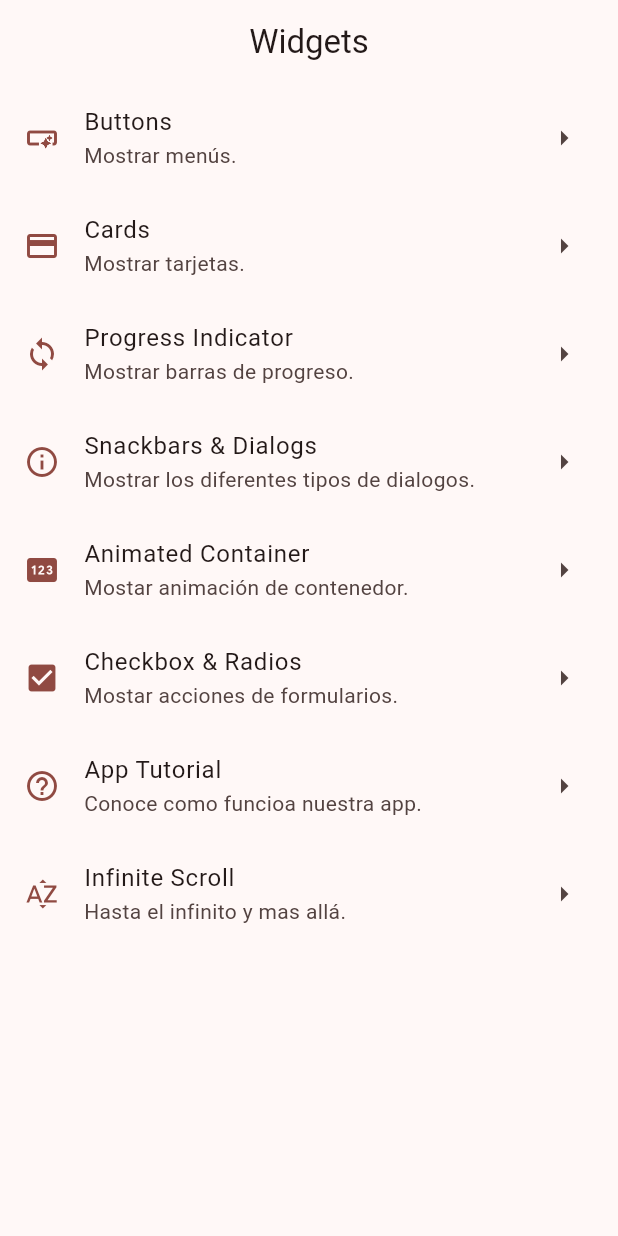
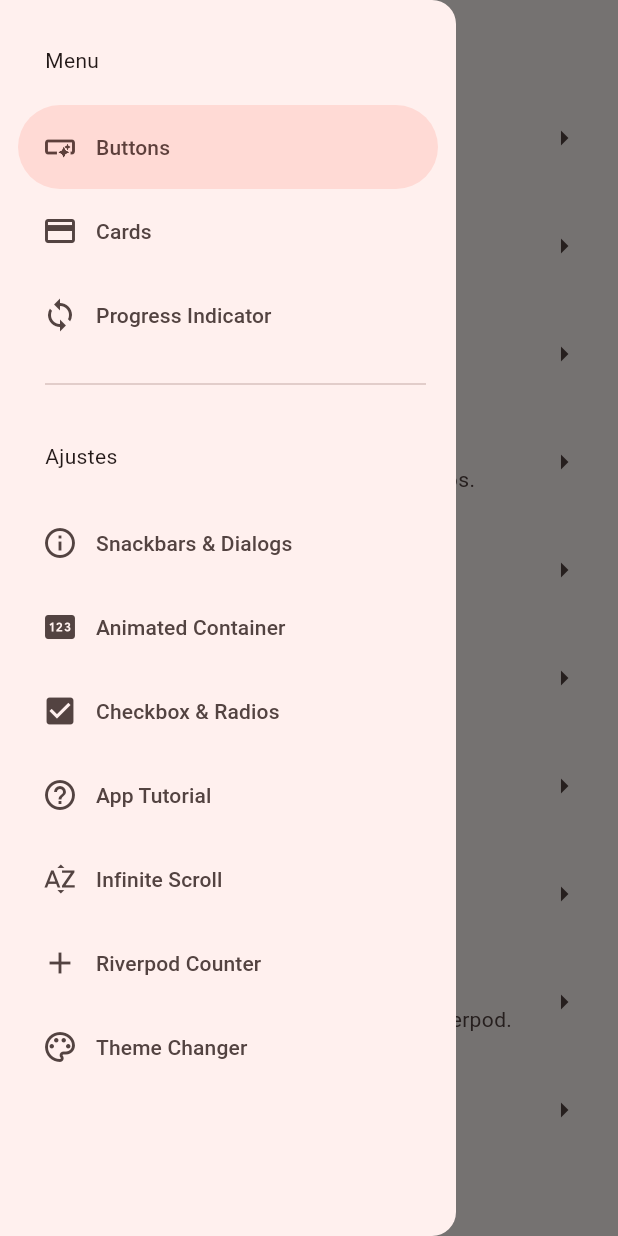
Before and after one commit to jestebanrods/edu-flutter, a Flutter app: the screen it shows after launch, with the side drawer open (before the commit the screen has no drawer), on a phone screen of 412 x 824 dp. Run offline on Flutter 3.47's test engine with Material 2 defaults, Android fonts, the phone set to English and light mode, and no system bars; our stand-ins replace animate_do, dio, flutter_riverpod, go_router, video_player.

Commit message:
feat: adds new feature into widget app

```diff
--- a/flutter/widgets/lib/configs/router.dart
+++ b/flutter/widgets/lib/configs/router.dart
@@ -4,10 +4,12 @@ import 'package:widgets/presentation/screens/app_tutorial.dart';
 import 'package:widgets/presentation/screens/buttons_screen.dart';
 import 'package:widgets/presentation/screens/cards_screen.dart';
 import 'package:widgets/presentation/screens/checkbox_screen.dart';
+import 'package:widgets/presentation/screens/counter_screen.dart';
 import 'package:widgets/presentation/screens/dialogs_screen.dart';
 import 'package:widgets/presentation/screens/home_screen.dart';
 import 'package:widgets/presentation/screens/infinite_scroll_screen.dart';
 import 'package:widgets/presentation/screens/progress_screen.dart';
+import 'package:widgets/presentation/screens/theme_changer_screen.dart';
 
 // GoRouter configuration
 final router = GoRouter(
@@ -57,5 +59,13 @@ final router = GoRouter(
       path: '/infinite',
       builder: (context, state) => const InfiniteScrollScreen(),
     ),
+    GoRoute(
+      path: '/counter',
+      builder: (context, state) => const CounterScreen(),
+    ),
+    GoRoute(
+      path: '/themes',
+      builder: (context, state) => const ThemeChangerScreen(),
+    ),
   ],
 );
--- a/flutter/widgets/lib/main.dart
+++ b/flutter/widgets/lib/main.dart
@@ -1,19 +1,28 @@
 import 'package:flutter/material.dart';
+import 'package:flutter_riverpod/flutter_riverpod.dart';
 import 'package:widgets/configs/router.dart';
+import 'package:widgets/presentation/providers/themes_provider.dart';
+import 'package:widgets/theme/theme.dart';
 
 void main() {
-  runApp(const MainApp());
+  runApp(const ProviderScope(
+    child: MainApp(),
+  ));
 }
 
-class MainApp extends StatelessWidget {
+class MainApp extends ConsumerWidget {
   const MainApp({super.key});
 
   @override
-  Widget build(BuildContext context) {
+  Widget build(BuildContext context, WidgetRef ref) {
+    // final isDarkmode = ref.watch(isDarkModeProvider);
+    // final colorTheme = ref.watch(colorThemeProvider);
+    final AppTheme appTheme = ref.watch(themeNotifierProvider);
+
     return MaterialApp.router(
       title: 'Widgets',
       routerConfig: router,
-      theme: ThemeData(useMaterial3: true, colorSchemeSeed: Colors.red),
+      theme: appTheme.getThemeData(),
       // home: const HomeScreen(),
     );
   }
--- a/flutter/widgets/lib/menu_item.dart
+++ b/flutter/widgets/lib/menu_item.dart
@@ -63,4 +63,16 @@ const menuItems = <MenuItem>[
     link: "/infinite",
     icon: Icons.sort_by_alpha_outlined,
   ),
+  MenuItem(
+    title: "Riverpod Counter",
+    subtitle: "Probando el manejador de estados riverpod.",
+    link: "/counter",
+    icon: Icons.add,
+  ),
+  MenuItem(
+    title: "Theme Changer",
+    subtitle: "Cambiar el tema de la aplicación.",
+    link: "/themes",
+    icon: Icons.color_lens_outlined,
+  ),
 ];
--- /dev/null
+++ b/flutter/widgets/lib/presentation/providers/counter_provider.dart
@@ -0,0 +1,3 @@
+import 'package:flutter_riverpod/flutter_riverpod.dart';
+
+final counterProvider = StateProvider<int>((ref) => 5);
--- a/flutter/widgets/lib/presentation/screens/home_screen.dart
+++ b/flutter/widgets/lib/presentation/screens/home_screen.dart
@@ -1,6 +1,7 @@
 import 'package:flutter/material.dart';
 import 'package:go_router/go_router.dart';
 import 'package:widgets/menu_item.dart';
+import 'package:widgets/presentation/widgets/drawer.dart';
 
 class HomeScreen extends StatelessWidget {
   static String name = 'home';
@@ -9,7 +10,10 @@ class HomeScreen extends StatelessWidget {
 
   @override
   Widget build(BuildContext context) {
+    final scaffoldKey = GlobalKey<ScaffoldState>();
+
     return Scaffold(
+      key: scaffoldKey,
       appBar: AppBar(
         centerTitle: true,
         title: const Text('Widgets'),
@@ -35,6 +39,7 @@ class HomeScreen extends StatelessWidget {
           );
         },
       ),
+      drawer: SideMenu(scaffoldKey: scaffoldKey),
     );
   }
 }
--- /dev/null
+++ b/flutter/widgets/lib/presentation/widgets/drawer.dart
@@ -0,0 +1,59 @@
+import 'package:flutter/material.dart';
+import 'package:go_router/go_router.dart';
+import 'package:widgets/menu_item.dart';
+
+class SideMenu extends StatefulWidget {
+  final GlobalKey<ScaffoldState> scaffoldKey;
+
+  const SideMenu({super.key, required this.scaffoldKey});
+
+  @override
+  State<SideMenu> createState() => _SideMenuState();
+}
+
+class _SideMenuState extends State<SideMenu> {
+  int navDrawerIndex = 0;
+
+  @override
+  Widget build(BuildContext context) {
+    final hasNotch = MediaQuery.of(context).viewPadding.top >= 35;
+
+    return NavigationDrawer(
+      selectedIndex: navDrawerIndex,
+      onDestinationSelected: (value) {
+        setState(() {
+          navDrawerIndex = value;
+          final menu = menuItems[value];
+          context.push(menu.link);
+          widget.scaffoldKey.currentState?.closeDrawer();
+        });
+      },
+      children: [
+        Padding(
+          padding: EdgeInsets.fromLTRB(30, hasNotch ? 0 : 30, 20, 20),
+          child: const Text('Menu'),
+        ),
+        ...menuItems.sublist(0, 3).map(
+              (item) => NavigationDrawerDestination(
+                icon: Icon(item.icon),
+                label: Text(item.title),
+              ),
+            ),
+        const Padding(
+          padding: EdgeInsets.fromLTRB(30, 10, 20, 20),
+          child: Divider(),
+        ),
+        const Padding(
+          padding: EdgeInsets.fromLTRB(30, 10, 20, 20),
+          child: Text('Ajustes'),
+        ),
+        ...menuItems.sublist(3).map(
+              (item) => NavigationDrawerDestination(
+                icon: Icon(item.icon),
+                label: Text(item.title),
+              ),
+            ),
+      ],
+    );
+  }
+}
--- /dev/null
+++ b/flutter/widgets/lib/theme/theme.dart
@@ -0,0 +1,31 @@
+import 'package:flutter/material.dart';
+
+const colorList = <Color>[
+  Colors.red,
+  Colors.pink,
+  Colors.blue,
+  Colors.yellow,
+  Colors.brown,
+  Colors.purple,
+];
+
+class AppTheme {
+  final int colorTheme;
+  final bool isDarkmode;
+
+  AppTheme({
+    this.colorTheme = 0,
+    this.isDarkmode = false,
+  });
+
+  ThemeData getThemeData() => ThemeData(
+        useMaterial3: true,
+        brightness: isDarkmode ? Brightness.dark : Brightness.light,
+        colorSchemeSeed: colorList[colorTheme],
+      );
+
+  AppTheme copyWith({int? colorTheme, bool? isDarkmode}) => AppTheme(
+        colorTheme: colorTheme ?? this.colorTheme,
+        isDarkmode: isDarkmode ?? this.isDarkmode,
+      );
+}
--- a/flutter/widgets/pubspec.yaml
+++ b/flutter/widgets/pubspec.yaml
@@ -10,6 +10,7 @@ dependencies:
   animate_do: ^3.0.2
   flutter:
     sdk: flutter
+  flutter_riverpod: ^2.3.6
   go_router: ^7.1.1
 
 dev_dependencies:
```
Also changed, not shown: flutter/widgets/lib/presentation/providers/themes_provider.dart (added, +27 -0 lines), flutter/widgets/lib/presentation/screens/counter_screen.dart (added, +45 -0 lines), flutter/widgets/lib/presentation/screens/theme_changer_screen.dart (added, +64 -0 lines), flutter/widgets/pubspec.lock.
